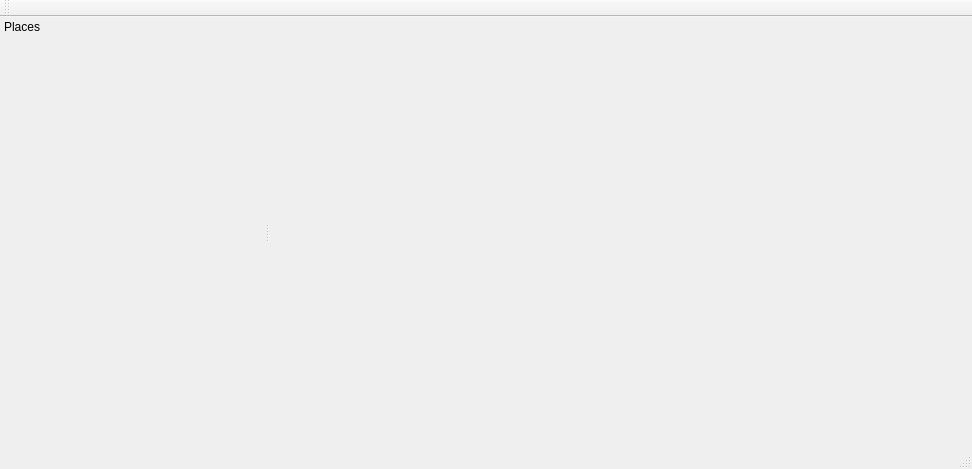
This is elokab-filesManager/elokab-fm/mainwindow.ui in zakariakov/elokab-files-manager as Qt 5 draws it before an edit. The edited form follows.
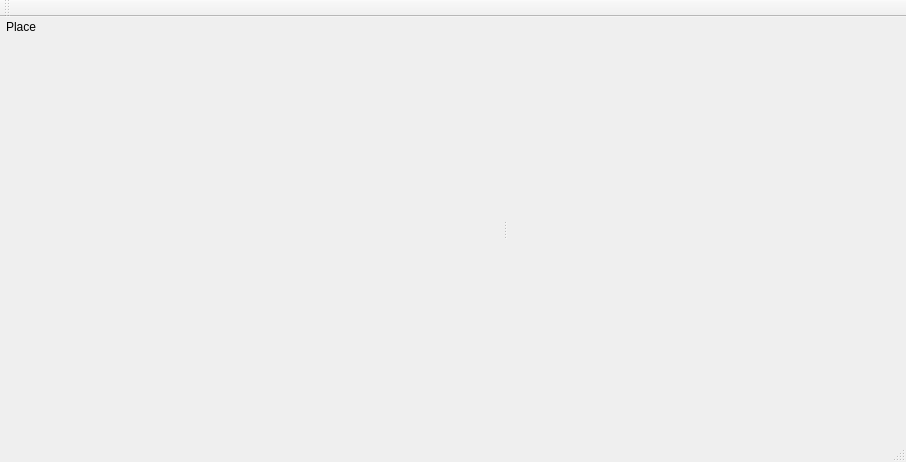
This is the edited form. The open tabs and pages were chosen to show the change.

What changed in the file:
```diff
--- a/elokab-filesManager/elokab-fm/mainwindow.ui
+++ b/elokab-filesManager/elokab-fm/mainwindow.ui
@@ -6,8 +6,8 @@
    <rect>
     <x>0</x>
     <y>0</y>
-    <width>972</width>
-    <height>469</height>
+    <width>906</width>
+    <height>462</height>
    </rect>
   </property>
   <property name="windowTitle">
@@ -19,85 +19,76 @@
   <widget class="QWidget" name="centralWidget">
    <layout class="QHBoxLayout" name="hLayoutCenter">
     <property name="leftMargin">
-     <number>2</number>
+     <number>3</number>
     </property>
     <property name="topMargin">
      <number>0</number>
     </property>
     <property name="rightMargin">
-     <number>2</number>
+     <number>3</number>
     </property>
     <property name="bottomMargin">
-     <number>2</number>
+     <number>0</number>
     </property>
     <item>
-     <layout class="QVBoxLayout" name="vLayoutCenter"/>
-    </item>
-   </layout>
-  </widget>
-  <widget class="QMenuBar" name="menuBar">
-   <property name="geometry">
-    <rect>
-     <x>0</x>
-     <y>0</y>
-     <width>972</width>
-     <height>27</height>
-    </rect>
-   </property>
-   <property name="contextMenuPolicy">
-    <enum>Qt::CustomContextMenu</enum>
-   </property>
-  </widget>
-  <widget class="QToolBar" name="mainToolBar">
-   <property name="contextMenuPolicy">
-    <enum>Qt::CustomContextMenu</enum>
-   </property>
-   <property name="iconSize">
+     <widget class="QSplitter" name="splitter">
+      <property name="orientation">
+       <enum>Qt::Horizontal</enum>
+      </property>
+      <widget class="QWidget" name="widgetPlace" native="true">
+       <property name="sizePolicy">
+        <sizepolicy hsizetype="Minimum" vsizetype="Preferred">
+         <horstretch>0</horstretch>
+         <verstretch>0</verstretch>
+        </sizepolicy>
+       </property>
+       <property name="minimumSize">
+        <size>
+         <width>150</width>
+         <height>0</height>
+        </size>
+       </property>
+       <property name="maximumSize">
     <size>
-     <width>22</width>
-     <height>22</height>
-    </size>
-   </property>
-   <attribute name="toolBarArea">
-    <enum>TopToolBarArea</enum>
-   </attribute>
-   <attribute name="toolBarBreak">
-    <bool>false</bool>
-   </attribute>
-  </widget>
-  <widget class="QStatusBar" name="statusBar"/>
-  <widget class="QDockWidget" name="dockWidget">
-   <property name="contextMenuPolicy">
-    <enum>Qt::CustomContextMenu</enum>
-   </property>
-   <property name="styleSheet">
-    <string notr="true"/>
-   </property>
-   <property name="features">
-    <set>QDockWidget::NoDockWidgetFeatures</set>
-   </property>
-   <property name="allowedAreas">
-    <set>Qt::LeftDockWidgetArea|Qt::RightDockWidgetArea</set>
-   </property>
-   <property name="windowTitle">
-    <string>Places</string>
-   </property>
-   <attribute name="dockWidgetArea">
-    <number>1</number>
-   </attribute>
-   <widget class="QWidget" name="dockWidgetContents">
-    <layout class="QVBoxLayout" name="verticalLayout">
+         <width>500</width>
+         <height>16777215</height>
+        </size>
+       </property>
+       <layout class="QVBoxLayout" name="verticalLayout_2">
      <property name="leftMargin">
-      <number>2</number>
+         <number>3</number>
+        </property>
+        <property name="topMargin">
+         <number>3</number>
      </property>
      <property name="rightMargin">
-      <number>2</number>
-     </property>
+         <number>3</number>
+        </property>
+        <property name="bottomMargin">
+         <number>3</number>
+        </property>
+        <item>
+         <layout class="QHBoxLayout" name="hLayoutPlace">
+          <property name="topMargin">
+           <number>0</number>
+          </property>
+          <property name="bottomMargin">
+           <number>0</number>
+          </property>
+          <item>
+           <widget class="QLabel" name="labelPlace">
+            <property name="text">
+             <string>Place</string>
+            </property>
+           </widget>
+          </item>
+         </layout>
+        </item>
      <item>
       <widget class="QStackedWidget" name="stackedWidget">
-       <property name="baseSize">
+          <property name="minimumSize">
         <size>
-         <width>200</width>
+            <width>100</width>
          <height>0</height>
         </size>
        </property>
@@ -123,19 +114,25 @@
        <widget class="QWidget" name="pageFolders">
         <layout class="QVBoxLayout" name="verticalLayoutFolders">
          <property name="leftMargin">
-          <number>2</number>
+             <number>0</number>
          </property>
          <property name="topMargin">
-          <number>2</number>
+             <number>0</number>
          </property>
          <property name="rightMargin">
-          <number>2</number>
+             <number>0</number>
          </property>
          <property name="bottomMargin">
-          <number>2</number>
+             <number>0</number>
          </property>
          <item>
           <widget class="QTreeView" name="treeView">
+              <property name="sizePolicy">
+               <sizepolicy hsizetype="Preferred" vsizetype="Expanding">
+                <horstretch>0</horstretch>
+                <verstretch>0</verstretch>
+               </sizepolicy>
+              </property>
            <property name="styleSheet">
             <string notr="true">QTreeView{
 	background-color: transparent;
@@ -163,7 +160,44 @@
      </item>
     </layout>
    </widget>
-  </widget>
+      <widget class="QWidget" name="layoutWidget">
+       <layout class="QVBoxLayout" name="vLayoutCenter"/>
+      </widget>
+     </widget>
+    </item>
+   </layout>
+  </widget>
+  <widget class="QMenuBar" name="menuBar">
+   <property name="geometry">
+    <rect>
+     <x>0</x>
+     <y>0</y>
+     <width>906</width>
+     <height>25</height>
+    </rect>
+   </property>
+   <property name="contextMenuPolicy">
+    <enum>Qt::CustomContextMenu</enum>
+   </property>
+  </widget>
+  <widget class="QToolBar" name="mainToolBar">
+   <property name="contextMenuPolicy">
+    <enum>Qt::CustomContextMenu</enum>
+   </property>
+   <property name="iconSize">
+    <size>
+     <width>22</width>
+     <height>22</height>
+    </size>
+   </property>
+   <attribute name="toolBarArea">
+    <enum>TopToolBarArea</enum>
+   </attribute>
+   <attribute name="toolBarBreak">
+    <bool>false</bool>
+   </attribute>
+  </widget>
+  <widget class="QStatusBar" name="statusBar"/>
  </widget>
  <layoutdefault spacing="6" margin="11"/>
  <resources/>
```
Left out of the diff: 10 changed lines with no effect on the pictures. Lines whose indentation alone changed are shown as unchanged.
